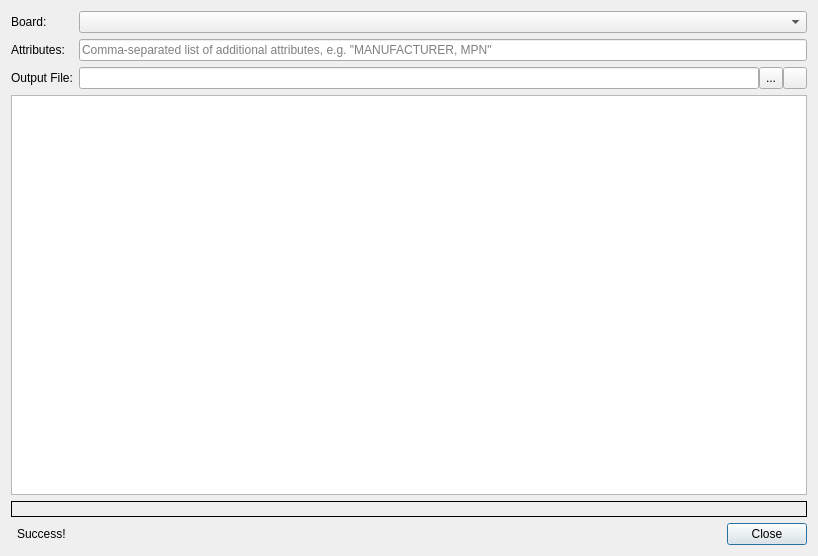
Qt form libs/librepcb/editor/project/bomgeneratordialog.ui (LibrePCB/LibrePCB) before a commit.
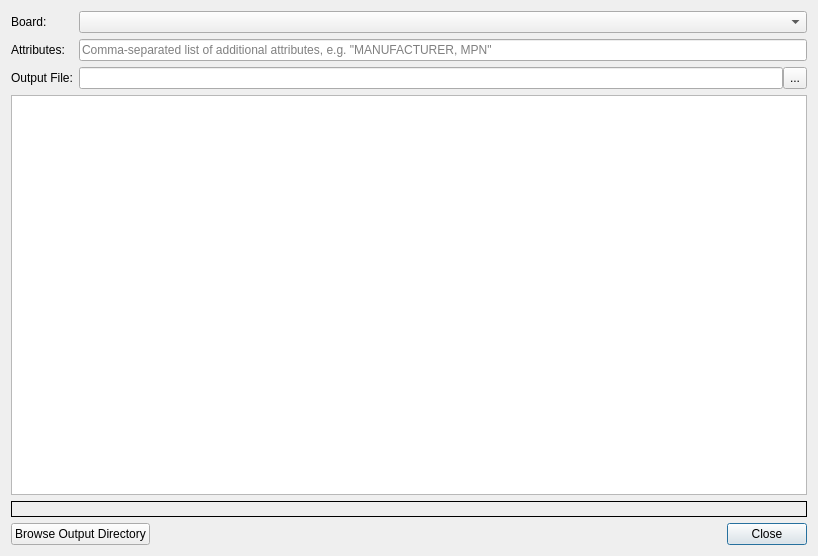
The same form after that commit. Icons and pictures are not drawn.

Commit message: Fix some UI layouting issues in dialogs

```diff
--- a/libs/librepcb/editor/project/bomgeneratordialog.ui
+++ b/libs/librepcb/editor/project/bomgeneratordialog.ui
@@ -14,6 +14,9 @@
    <string>Generate BOM</string>
   </property>
   <layout class="QFormLayout" name="formLayout">
+   <property name="fieldGrowthPolicy">
+    <enum>QFormLayout::AllNonFixedFieldsGrow</enum>
+   </property>
    <item row="0" column="0">
     <widget class="QLabel" name="label_2">
      <property name="text">
@@ -24,33 +27,20 @@
    <item row="0" column="1">
     <widget class="QComboBox" name="cbxBoard"/>
    </item>
-   <item row="3" column="0" colspan="2">
-    <widget class="QTableWidget" name="tableWidget">
-     <property name="sizePolicy">
-      <sizepolicy hsizetype="Expanding" vsizetype="Expanding">
-       <horstretch>0</horstretch>
-       <verstretch>1</verstretch>
-      </sizepolicy>
+   <item row="1" column="0">
+    <widget class="QLabel" name="label_3">
+     <property name="text">
+      <string>Attributes:</string>
      </property>
     </widget>
    </item>
-   <item row="6" column="0">
-    <widget class="QLabel" name="lblSuccess">
+   <item row="1" column="1">
+    <widget class="QLineEdit" name="edtAttributes">
      <property name="text">
-      <string>Success!</string>
+      <string notr="true"/>
      </property>
-     <property name="indent">
-      <number>6</number>
-     </property>
-    </widget>
-   </item>
-   <item row="6" column="1">
-    <widget class="QDialogButtonBox" name="buttonBox">
-     <property name="orientation">
-      <enum>Qt::Horizontal</enum>
-     </property>
-     <property name="standardButtons">
-      <set>QDialogButtonBox::Close</set>
+     <property name="placeholderText">
+      <string extracomment="Don't translate the attributes MANUFACTURER and MPN, they must be in English.">Comma-separated list of additional attributes, e.g. &quot;MANUFACTURER, MPN&quot;</string>
      </property>
     </widget>
    </item>
@@ -88,42 +78,15 @@
        </property>
       </widget>
      </item>
-     <item>
-      <widget class="QToolButton" name="btnOpenDirectory">
-       <property name="sizePolicy">
-        <sizepolicy hsizetype="Fixed" vsizetype="Ignored">
-         <horstretch>0</horstretch>
-         <verstretch>0</verstretch>
-        </sizepolicy>
-       </property>
-       <property name="toolTip">
-        <string>Open output directory</string>
-       </property>
-       <property name="text">
-        <string notr="true"/>
-       </property>
-       <property name="icon">
-        <iconset>
-         <normaloff>:/img/actions/open.png</normaloff>:/img/actions/open.png</iconset>
-       </property>
-      </widget>
-     </item>
     </layout>
    </item>
-   <item row="1" column="0">
-    <widget class="QLabel" name="label_3">
-     <property name="text">
-      <string>Attributes:</string>
-     </property>
-    </widget>
-   </item>
-   <item row="1" column="1">
-    <widget class="QLineEdit" name="edtAttributes">
-     <property name="text">
-      <string notr="true"/>
-     </property>
-     <property name="placeholderText">
-      <string extracomment="Don't translate the attributes MANUFACTURER and MPN, they must be in English.">Comma-separated list of additional attributes, e.g. &quot;MANUFACTURER, MPN&quot;</string>
+   <item row="3" column="0" colspan="2">
+    <widget class="QTableWidget" name="tableWidget">
+     <property name="sizePolicy">
+      <sizepolicy hsizetype="Expanding" vsizetype="Expanding">
+       <horstretch>0</horstretch>
+       <verstretch>1</verstretch>
+      </sizepolicy>
      </property>
     </widget>
    </item>
@@ -143,6 +106,30 @@
      </property>
     </widget>
    </item>
+   <item row="6" column="0" colspan="2">
+    <layout class="QHBoxLayout" name="horizontalLayout_2">
+     <item>
+      <widget class="QPushButton" name="btnBrowseOutputDir">
+       <property name="text">
+        <string>Browse Output Directory</string>
+       </property>
+       <property name="autoDefault">
+        <bool>false</bool>
+       </property>
+      </widget>
+     </item>
+     <item>
+      <widget class="QDialogButtonBox" name="buttonBox">
+       <property name="orientation">
+        <enum>Qt::Horizontal</enum>
+       </property>
+       <property name="standardButtons">
+        <set>QDialogButtonBox::Close</set>
+       </property>
+      </widget>
+     </item>
+    </layout>
+   </item>
   </layout>
  </widget>
  <resources/>
```
Left out of the diff: 43 changed lines with no effect on the pictures. The commit also changes 34 other files.
